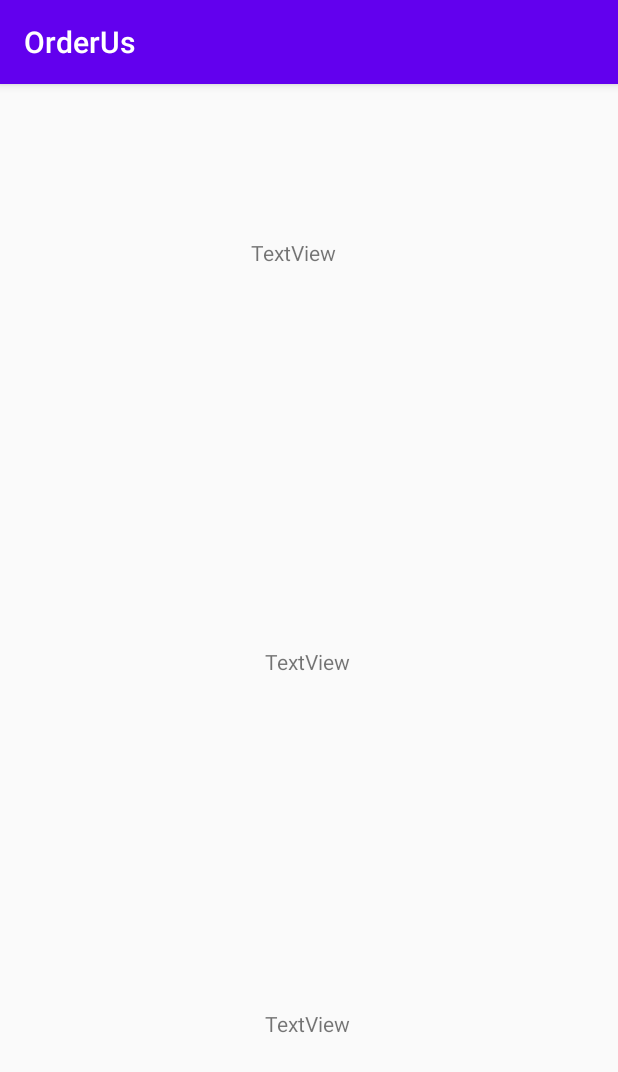
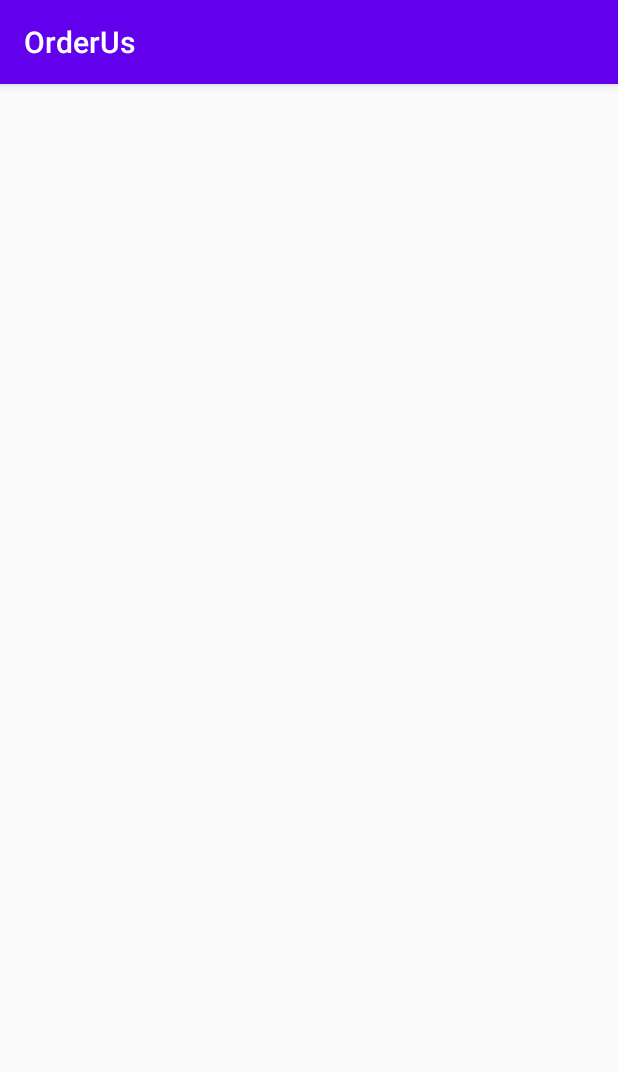
Before and after one commit to IT19216256DM/MAD_Evaluvation_01, an Android app: the MainActivity3 screen opened directly, with no data from a screen before it, on a phone screen of 412 x 824 dp. Shown: the top 1072 px of the screen. Run offline under Robolectric (Android 15) with nearby library versions, the phone set to English and light mode, and no system bars.

Commit message:
MAD comment 13

```diff
--- a/app/src/main/res/layout/activity_main3.xml
+++ b/app/src/main/res/layout/activity_main3.xml
@@ -4,39 +4,4 @@
     xmlns:tools="http://schemas.android.com/tools"
     android:layout_width="match_parent"
     android:layout_height="match_parent"
-    tools:context=".MainActivity3">
-
-    <TextView
-        android:id="@+id/textView13"
-        android:layout_width="wrap_content"
-        android:layout_height="wrap_content"
-        android:text="TextView"
-        app:layout_constraintBottom_toBottomOf="parent"
-        app:layout_constraintEnd_toEndOf="parent"
-        app:layout_constraintHorizontal_bias="0.47"
-        app:layout_constraintStart_toStartOf="parent"
-        app:layout_constraintTop_toTopOf="parent"
-        app:layout_constraintVertical_bias="0.137" />
-
-    <TextView
-        android:id="@+id/textView14"
-        android:layout_width="59dp"
-        android:layout_height="17dp"
-        android:text="TextView"
-        app:layout_constraintBottom_toBottomOf="parent"
-        app:layout_constraintEnd_toEndOf="parent"
-        app:layout_constraintStart_toStartOf="parent"
-        app:layout_constraintTop_toTopOf="parent" />
-
-    <TextView
-        android:id="@+id/textView15"
-        android:layout_width="wrap_content"
-        android:layout_height="wrap_content"
-        android:text="TextView"
-        app:layout_constraintBottom_toBottomOf="parent"
-        app:layout_constraintEnd_toEndOf="parent"
-        app:layout_constraintHorizontal_bias="0.498"
-        app:layout_constraintStart_toStartOf="parent"
-        app:layout_constraintTop_toTopOf="parent"
-        app:layout_constraintVertical_bias="0.824" />
-</androidx.constraintlayout.widget.ConstraintLayout>
+    tools:context=".MainActivity3"/>
```
